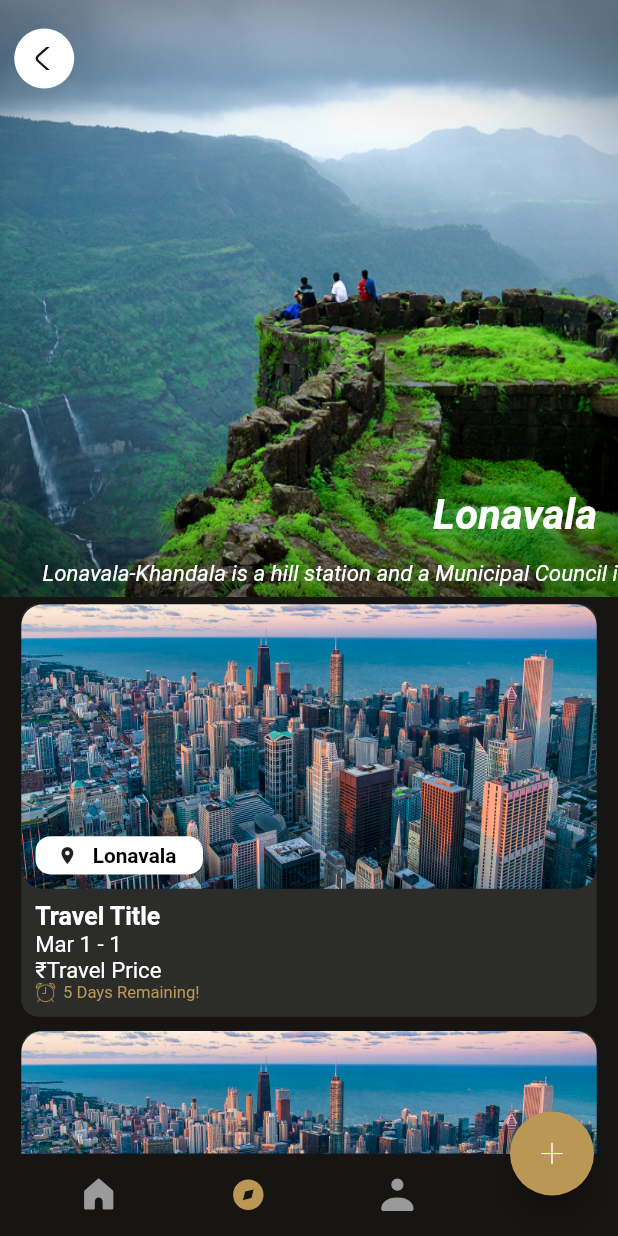
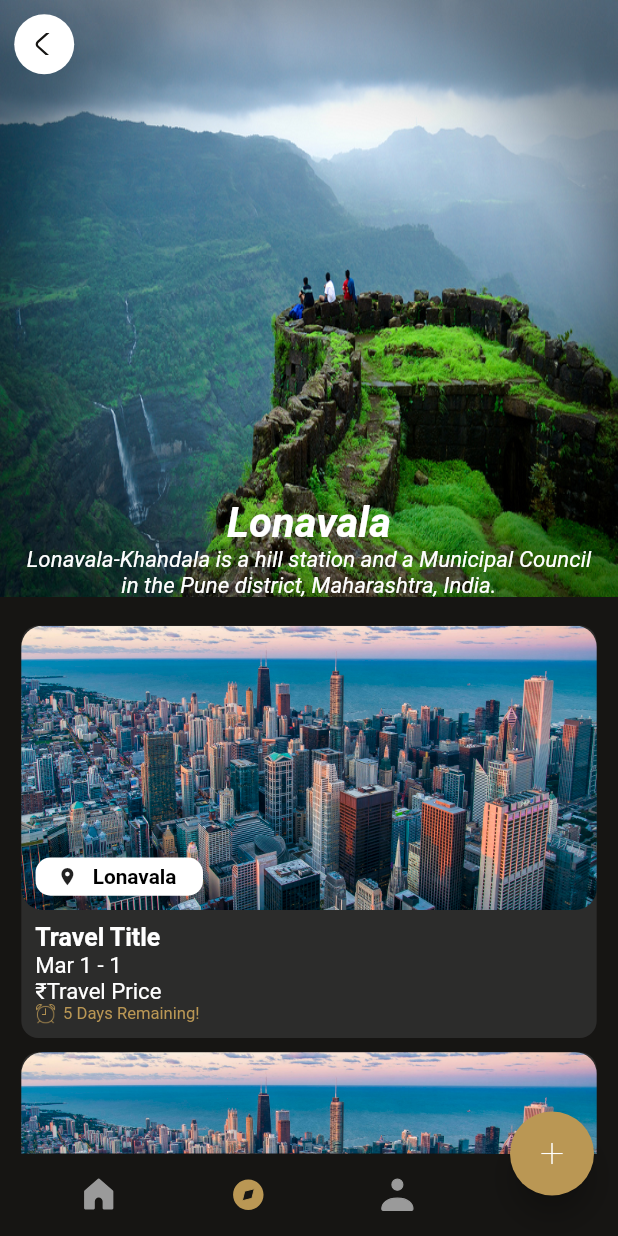
Before and after one commit to Pinnacle01/pinnacle, a Flutter app: the LocationPage screen opened by its route, on a phone screen of 412 x 824 dp. Run offline on Flutter 3.47's test engine with Material 3 defaults, Android fonts, the light colour scheme and no system bars; our stand-ins replace flutter_mobx, flutter_svg, go_router, mobx; generated files the repository leaves out were written again.

Commit message:
Refactor LocationPage layout and improve TextWidget overflow handling

```diff
--- a/lib/explore_home/view/location_page.dart
+++ b/lib/explore_home/view/location_page.dart
@@ -30,14 +30,16 @@ class LocationPage extends StatelessWidget {
           children: [
             Stack(
               children: [
-                ImageWidget(
+                Center(
+                  child: ImageWidget(
                     path: AssetPath.dummyLocationImage,
                     width: double.infinity,
                     height: Sizes.size420.dp,
-                  fit: BoxFit.cover,
+                    fit: BoxFit.fill,
+                  ),
                 ),
                 Positioned(
-                  top: Sizes.size20.dp,
+                  top: Sizes.size10.dp,
                   left: Sizes.size10.dp,
                   child: CircleBackButtonWidget(
                     onPress: () {
@@ -47,14 +49,13 @@ class LocationPage extends StatelessWidget {
                 ),
                 Positioned(
                   bottom: Sizes.size0.dp,
-                  child: Padding(
-                    padding: EdgeInsets.symmetric(horizontal: Sizes.size20.dp),
+                  child: Container(
+                    padding: EdgeInsets.symmetric(horizontal: Sizes.size15.dp),
+                    width: MediaQuery.of(context).size.width,
                     child: Column(
                       crossAxisAlignment: CrossAxisAlignment.center,
                       children: [
-                        Padding(
-                          padding: EdgeInsets.all(Sizes.size8.dp),
-                          child: TextWidget(
+                        TextWidget(
                           text: 'Lonavala',
                           size: Sizes.size30.sp,
                           fontWeight: FontWeight.bold,
@@ -62,22 +63,27 @@ class LocationPage extends StatelessWidget {
                           alignment: TextAlign.center,
                           color: CustomColors.mainTextColor,
                         ),
-                        ),
-                        Padding(
-                          padding: EdgeInsets.all(Sizes.size8.dp),
-                          child: TextWidget(
+                        TextWidget(
                           text:
                               'Lonavala-Khandala is a hill station and a Municipal Council in the Pune district, Maharashtra, India.',
                           alignment: TextAlign.center,
                           size: Sizes.size16.sp,
                           fontStyle: FontStyle.italic,
-                              color: CustomColors.mainTextColor),
+                          color: CustomColors.mainTextColor,
                         ),
                       ],
                     ),
                   ),
                 ),
               ],
+            ),
+            Container(
+              padding: EdgeInsets.fromLTRB(
+                Sizes.size15.dp,
+                Sizes.size10.dp,
+                Sizes.size15.dp,
+                Sizes.size5.dp,
+              ),
             ),
             _buildListViewHome(),
           ],
--- a/lib/framework/uikit/text_widget.dart
+++ b/lib/framework/uikit/text_widget.dart
@@ -55,6 +55,7 @@ class TextWidget extends StatelessWidget {
         ),
       ),
       softWrap: true,
+      overflow: TextOverflow.visible,
     );
   }
 }
```
Lines whose indentation alone changed are shown as unchanged.
